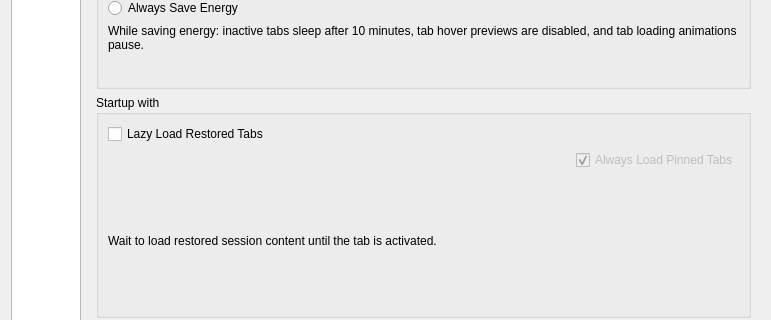
This is src/settings.ui in IT-Space-2026/arktos as Qt 5 draws it before an edit; both pictures show x 0 to 771 and y 611 to 931 of the 771 by 1450 pixel window. The edited form follows.
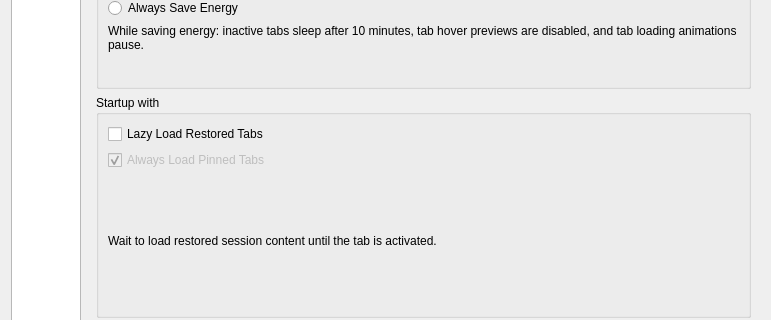
This is the edited form. The open tabs and pages were chosen to show the change. Custom widgets are drawn as their Qt base class.

Commit message:
Preferences > Performance: fix Startup section alignment
'Always Load Pinned Tabs' rendered pushed to the right edge — its
indent spacer defaulted to QSizePolicy::Expanding, eating all slack
in the row. Drop the nested HBox+spacer entirely and hang the
checkbox directly in the group VBox so it aligns flush-left with
'Lazy Load Restored Tabs'.

Also migrate 8 file-disjoint tasks (SRCH09/10, DLUX01/02, TABS06,
RSZ01, SIDE02, DEVT03) from the ui-work queue for parallel
development on master while the ui lane is busy in settings.*.

Generated with [Devin](https://devin.ai)

Patch:
```diff
--- a/src/settings.ui
+++ b/src/settings.ui
@@ -3571,21 +3571,6 @@
            </widget>
           </item>
           <item>
-           <layout class="QHBoxLayout" name="alwaysLoadPinnedTabsLayout">
-            <item>
-             <spacer name="alwaysLoadPinnedTabsIndent">
-              <property name="orientation">
-               <enum>Qt::Horizontal</enum>
-              </property>
-              <property name="sizeHint" stdset="0">
-               <size>
-                <width>20</width>
-                <height>20</height>
-               </size>
-              </property>
-             </spacer>
-            </item>
-            <item>
              <widget class="QCheckBox" name="alwaysLoadPinnedTabs">
               <property name="enabled">
                <bool>false</bool>
@@ -3597,8 +3582,6 @@
                <bool>true</bool>
               </property>
              </widget>
-            </item>
-           </layout>
           </item>
           <item>
            <widget class="QLabel" name="lazyRestoreNote">
```
Lines whose indentation alone changed are shown as unchanged. The commit also changes 1 other file.
